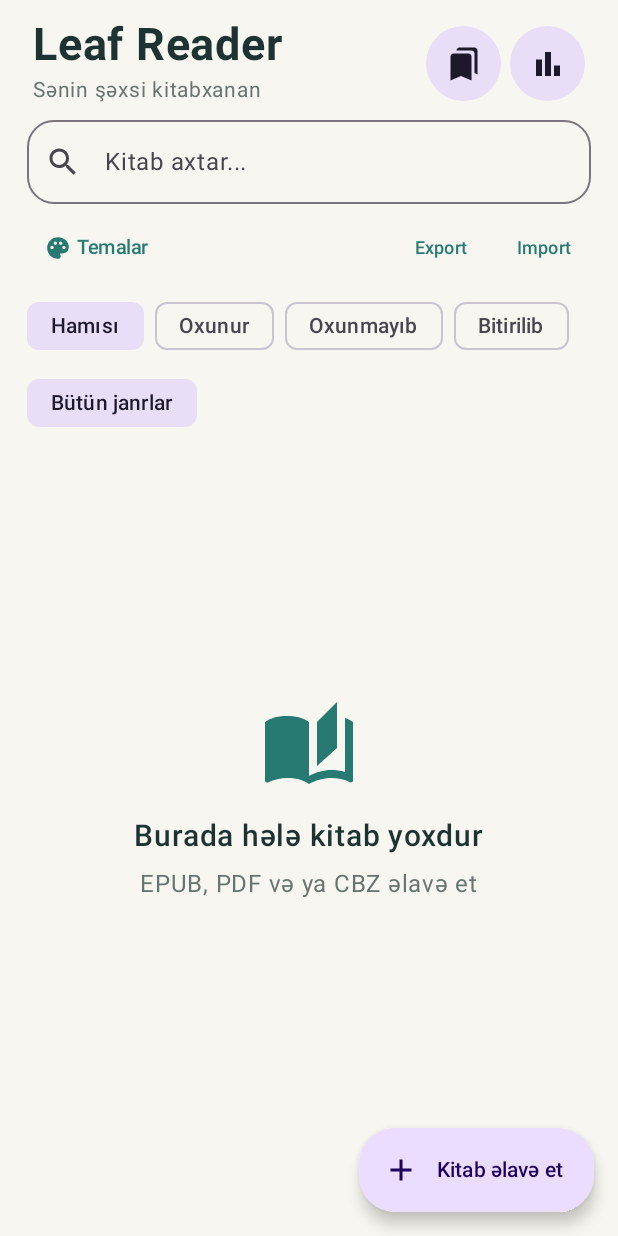
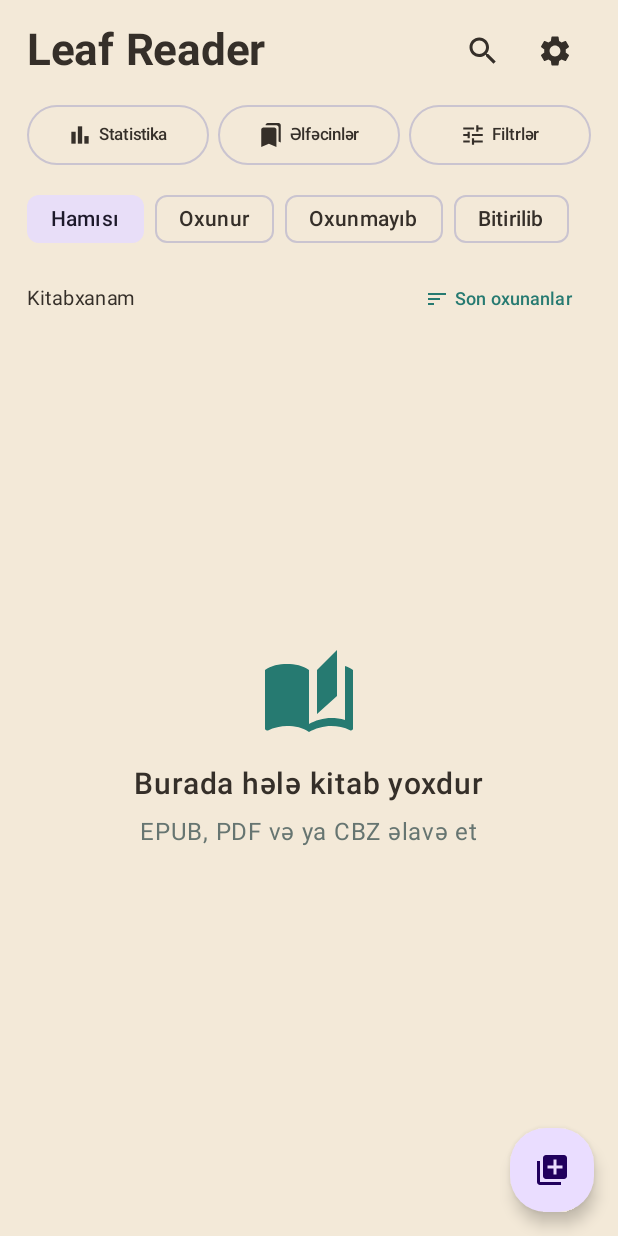
Before and after one commit to rasim-mammadov/kitaread, an Android app built with Jetpack Compose: the screen it shows after launch (MainActivity), on a phone screen of 412 x 824 dp. Run offline under Robolectric (Android 15) with nearby library versions, the phone set to English and light mode, and no system bars.

Commit message:
feat(3.3.3): simplified library header, hidden search/filters, global app theme and compact book-add FAB

```diff
--- a/app/src/main/java/az/leafreader/MainActivity.kt
+++ b/app/src/main/java/az/leafreader/MainActivity.kt
@@ -122,6 +122,35 @@ private fun LeafApp(store:BookStore,tracker:ReadingSessionTracker,incomingBook:U
         libraryVersion++
     }
     var showDashboard by remember {mutableStateOf(false)}
+    var showSettingsHome by remember {mutableStateOf(false)}
+    var showAdvancedFilters by remember {mutableStateOf(false)}
+    var showSearch by remember {mutableStateOf(false)}
+    var showExitConfirmation by remember {mutableStateOf(false)}
+    var deleteBook by remember {mutableStateOf<ReaderBook?>(null)}
+    var deleteMode by remember {mutableStateOf("hide")}
+    var formatFilter by remember {mutableStateOf("Hamısı")}
+    var sortMode by remember {
+        mutableStateOf(store.setting().getString("librarySort","Son oxunanlar") ?: "Son oxunanlar")
+    }
+    var appTheme by remember {
+        mutableStateOf(store.setting().getString("theme","Sepia") ?: "Sepia")
+    }
+    fun updateAppTheme(next:String) {
+        appTheme=next
+        store.setting().edit().putString("theme",next).apply()
+    }
+    val appColors=LibraryPalette.scheme(appTheme)
+    BackHandler(enabled=selected==null) {
+        when {
+            showExitConfirmation ->showExitConfirmation=false
+            showSettingsHome ->{showSettingsHome=false;refreshLibrary()}
+            showAdvancedFilters ->showAdvancedFilters=false
+            showGlobalBookmarks ->showGlobalBookmarks=false
+            showDashboard ->showDashboard=false
+            showSearch ->{showSearch=false;search=""}
+            else ->showExitConfirmation=true
+        }
+    }
     var showThemeGallery by remember {mutableStateOf(false)}
     LaunchedEffect(Unit) {
         withContext(Dispatchers.IO) {store.enrichLegacyEpub()}
@@ -163,64 +192,76 @@ private fun LeafApp(store:BookStore,tracker:ReadingSessionTracker,incomingBook:U
                 Toast.LENGTH_LONG).show()
         }catch(e:Exception){Toast.makeText(context,e.message ?: "Import xətası",Toast.LENGTH_LONG).show()}
     }
-    MaterialTheme(colorScheme=lightColorScheme(
-        primary=Accent,secondary=Ink,background=Cream,surface=Color.White,
-        onBackground=Ink,onSurface=Ink
-    ),shapes=Shapes(medium=RoundedCornerShape(16.dp),large=RoundedCornerShape(24.dp))) {
+    MaterialTheme(colorScheme=appColors,
+        shapes=Shapes(medium=RoundedCornerShape(16.dp),large=RoundedCornerShape(24.dp))) {
         if(selected==null && showDashboard) {
             ReadingDashboard(store,onBack={showDashboard=false})
         } else if(selected==null) {
             Scaffold(
                 contentWindowInsets=WindowInsets.safeDrawing,
-                containerColor=Cream,
+                containerColor=MaterialTheme.colorScheme.background,
                 topBar={
                     Column(Modifier.fillMaxWidth().statusBarsPadding()
-                        .padding(start=22.dp,end=22.dp,top=12.dp,bottom=8.dp)) {
+                        .padding(start=18.dp,end=18.dp,top=10.dp,bottom=4.dp),
+                        verticalArrangement=Arrangement.spacedBy(8.dp)) {
                         Row(Modifier.fillMaxWidth(),verticalAlignment=Alignment.CenterVertically) {
-                            Column(Modifier.weight(1f)) {
-                                Text("Leaf Reader",fontSize=30.sp,fontWeight=FontWeight.Bold,color=Ink)
-                                Text("Sənin şəxsi kitabxanan",fontSize=14.sp,color=Gray)
+                            Text("Leaf Reader",fontSize=29.sp,fontWeight=FontWeight.Bold,
+                                color=MaterialTheme.colorScheme.onBackground,
+                                modifier=Modifier.weight(1f))
+                            IconButton(onClick={showSearch=!showSearch}) {
+                                Icon(Icons.Default.Search,"Kitab axtar")
                             }
-                            FilledTonalIconButton(onClick={showGlobalBookmarks=true},
-                                modifier=Modifier.size(50.dp)) {
-                                Icon(Icons.Default.Bookmarks,"Əlfəcinlərim")
+                            IconButton(onClick={showSettingsHome=true}) {
+                                Icon(Icons.Default.Settings,"Settings")
                             }
-                            Spacer(Modifier.width(6.dp))
-                            FilledTonalIconButton(onClick={showDashboard=true},
-                                modifier=Modifier.size(50.dp)) {
-                                Icon(Icons.Default.BarChart,"Oxu statistikası")
+                        }
+                        Row(Modifier.fillMaxWidth(),
+                            horizontalArrangement=Arrangement.spacedBy(6.dp)) {
+                            OutlinedButton(onClick={showDashboard=true},
+                                modifier=Modifier.weight(1f),
+                                contentPadding=PaddingValues(horizontal=5.dp,vertical=6.dp)) {
+                                Icon(Icons.Default.BarChart,null,Modifier.size(17.dp))
+                                Spacer(Modifier.width(4.dp))
+                                Text("Statistika",fontSize=11.sp)
+                            }
+                            OutlinedButton(onClick={showGlobalBookmarks=true},
+                                modifier=Modifier.weight(1f),
+                                contentPadding=PaddingValues(horizontal=5.dp,vertical=6.dp)) {
+                                Icon(Icons.Default.Bookmarks,null,Modifier.size(17.dp))
+                                Spacer(Modifier.width(4.dp))
+                                Text("Əlfəcinlər",fontSize=11.sp)
+                            }
+                            OutlinedButton(onClick={showAdvancedFilters=true},
+                                modifier=Modifier.weight(1f),
+                                contentPadding=PaddingValues(horizontal=5.dp,vertical=6.dp)) {
+                                Icon(Icons.Default.Tune,null,Modifier.size(17.dp))
+                                Spacer(Modifier.width(4.dp))
+                                Text("Filtrlər",fontSize=11.sp)
                             }
                         }
                     }
                 },
                 floatingActionButton={
-                    ExtendedFloatingActionButton(onClick={
+                    FloatingActionButton(onClick={
                         filePicker.launch(arrayOf("*/*"))
-                    },icon={Icon(Icons.Default.Add,null)},text={Text("Kitab əlavə et")})
+                    }) {
+                        Icon(Icons.Default.LibraryAdd,"Kitab əlavə et")
+                    }
                 }
             ){ inner->
                 Column(Modifier.fillMaxSize().padding(inner).padding(horizontal=18.dp)) {
-                    OutlinedTextField(
-                        search,{search=it},modifier=Modifier.fillMaxWidth(),
-                        singleLine=true,shape=RoundedCornerShape(18.dp),
-                        placeholder={Text("Kitab axtar...")},
-                        leadingIcon={Icon(Icons.Default.Search,null)}
-                    )
-                    Row(Modifier.fillMaxWidth().padding(top=5.dp),
-                        horizontalArrangement=Arrangement.spacedBy(8.dp),
-                        verticalAlignment=Alignment.CenterVertically) {
-                        TextButton(onClick={showThemeGallery=true}) {
-                            Icon(Icons.Default.Palette,null,Modifier.size(17.dp))
-                            Spacer(Modifier.width(4.dp))
-                            Text("Temalar",fontSize=13.sp)
-                        }
-                        Spacer(Modifier.weight(1f))
-                        TextButton(onClick={jsonExport.launch("leaf-reader-metadata.json")}) {
-                            Text("Export",fontSize=12.sp)
-                        }
-                        TextButton(onClick={jsonImport.launch(arrayOf("application/json","text/plain"))}) {
-                            Text("Import",fontSize=12.sp)
-                        }
+                    if(showSearch) {
+                        OutlinedTextField(
+                            search,{search=it},modifier=Modifier.fillMaxWidth(),
+                            singleLine=true,shape=RoundedCornerShape(18.dp),
+                            placeholder={Text("Kitab və müəllif axtar...")},
+                            leadingIcon={Icon(Icons.Default.Search,null)},
+                            trailingIcon={
+                                IconButton(onClick={search="";showSearch=false}) {
+                                    Icon(Icons.Default.Close,"Axtarışı bağla")
+                                }
+                            }
+                        )
                     }
                     Spacer(Modifier.height(4.dp))
                     Row(horizontalArrangement=Arrangement.spacedBy(7.dp),
@@ -229,44 +270,33 @@ private fun LeafApp(store:BookStore,tracker:ReadingSessionTracker,incomingBook:U
                             FilterChip(selected=filter==label,onClick={filter=label},label={Text(label)})
                         }
                     }
-                    Spacer(Modifier.height(3.dp))
-                    Row(Modifier.fillMaxWidth().horizontalScroll(rememberScrollState()),
-                        horizontalArrangement=Arrangement.spacedBy(6.dp)) {
-                        FilterChip(selected=genreFilter==GenreCatalog.UNKNOWN,
-                            onClick={genreFilter=GenreCatalog.UNKNOWN},
-                            label={Text("Bütün janrlar")})
-                        (books.mapNotNull {store.find(it.path)?.optString("genre")}
-                            .filter {it.isNotBlank() && it!=GenreCatalog.UNKNOWN}
-                            .distinct().sorted()).forEach {g->
-                            FilterChip(selected=genreFilter==g,onClick={genreFilter=g},
-                                label={Text(g)})
+                    Spacer(Modifier.height(5.dp))
+                    Row(Modifier.fillMaxWidth(),verticalAlignment=Alignment.CenterVertically) {
+                        Text("Kitabxanam",color=MaterialTheme.colorScheme.onSurfaceVariant,
+                            modifier=Modifier.weight(1f),fontSize=13.sp)
+                        TextButton(onClick={showSettingsHome=true}) {
+                            Icon(Icons.Default.Sort,null,Modifier.size(16.dp))
+                            Spacer(Modifier.width(4.dp))
+                            Text(sortMode,fontSize=12.sp)
                         }
                     }
                     val allCollections=remember(libraryVersion) {store.collections()}
-                    if(allCollections.isNotEmpty()) {
-                        Row(Modifier.fillMaxWidth().horizontalScroll(rememberScrollState()),
-                            horizontalArrangement=Arrangement.spacedBy(6.dp)) {
-                            FilterChip(selected=collectionFilter.isEmpty(),
-                                onClick={collectionFilter=""},label={Text("Bütün kolleksiyalar")})
-                            allCollections.forEach {label->
-                                FilterChip(selected=collectionFilter==label,
-                                    onClick={collectionFilter=label},label={Text(label)})
-                            }
-                        }
-                    }
                     Spacer(Modifier.height(9.dp))
                     val visible=books.filter { book->
                         val info=store.find(book.path)
                         val genre=info?.optString("genre",GenreCatalog.UNKNOWN)
                         val collections=info?.optJSONArray("collections") ?: org.json.JSONArray()
+                        !((info?.optBoolean("hidden",false)) ?:false) &&
                         (filter=="Hamısı" || book.status==filter) &&
+                        (formatFilter=="Hamısı" || book.type.equals(formatFilter,true)) &&
                             (book.title.contains(search,true) ||
                                 info?.optString("author").orEmpty().contains(search,true)) &&
                             (genreFilter==GenreCatalog.UNKNOWN || genre==genreFilter) &&
                             (collectionFilter.isEmpty() ||
                                 (0 until collections.length()).any {collections.optString(it)==collectionFilter})
                     }
-                    if(visible.isEmpty()) {
+                    val ordered=store.sortBooks(visible,sortMode)
+                    if(ordered.isEmpty()) {
                         Box(Modifier.fillMaxSize().padding(bottom=60.dp),contentAlignment=Alignment.Center) {
                             Column(horizontalAlignment=Alignment.CenterHorizontally) {
                                 Icon(Icons.Default.AutoStories,null,Modifier.size(64.dp),tint=Accent)
@@ -278,11 +308,11 @@ private fun LeafApp(store:BookStore,tracker:ReadingSessionTracker,incomingBook:U
                         }
                     } else LazyColumn(contentPadding=PaddingValues(bottom=96.dp),
                         verticalArrangement=Arrangement.spacedBy(12.dp)) {
-                        items(visible,key={it.path}) { book->
+                        items(ordered,key={it.path}) { book->
                             LibraryCard(book,store,onOpen={
                                     openingMark=null
                                     selectedPath=book.path
-                                },onMore={detailsBook=book})
+                                },onMore={menuBook=book})
                         }
                     }
                 }
```
